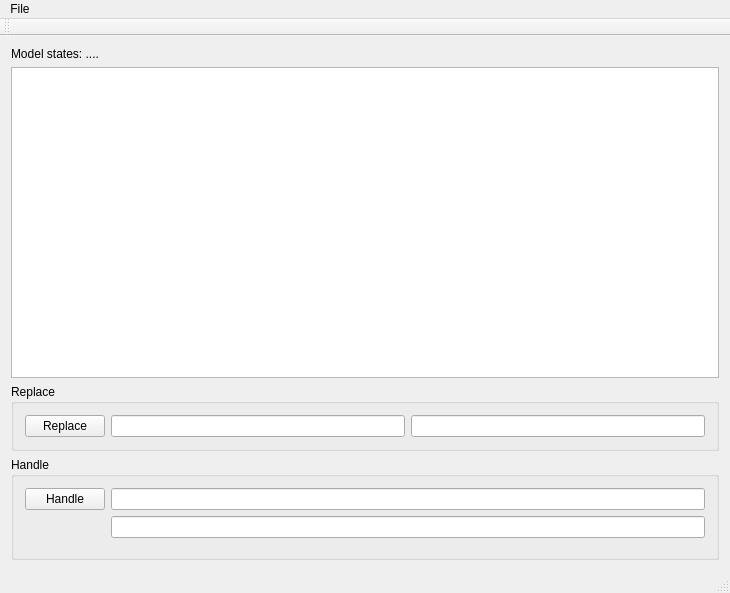
Old version of the form 7304/LR5/mainwindow.ui in the repository moevm/oop.
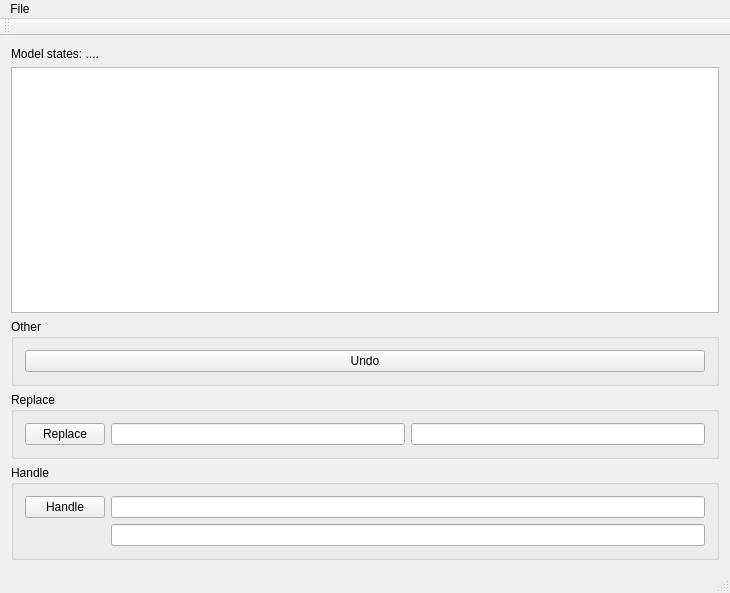
New version of the form.

Patch:
```diff
--- a/7304/LR5/mainwindow.ui
+++ b/7304/LR5/mainwindow.ui
@@ -32,6 +32,22 @@
       </property>
      </widget>
     </item>
+    <item>
+     <widget class="QGroupBox" name="groupBox_2">
+      <property name="title">
+       <string>Other</string>
+      </property>
+      <layout class="QHBoxLayout" name="horizontalLayout_2">
+       <item>
+        <widget class="QPushButton" name="btnUndo">
+         <property name="text">
+          <string>Undo</string>
+         </property>
+        </widget>
+       </item>
+      </layout>
+     </widget>
+    </item>
     <item>
      <widget class="QGroupBox" name="groupFunction1">
       <property name="title">
```
Left out of the diff: 2 changed lines with no effect on the pictures.
